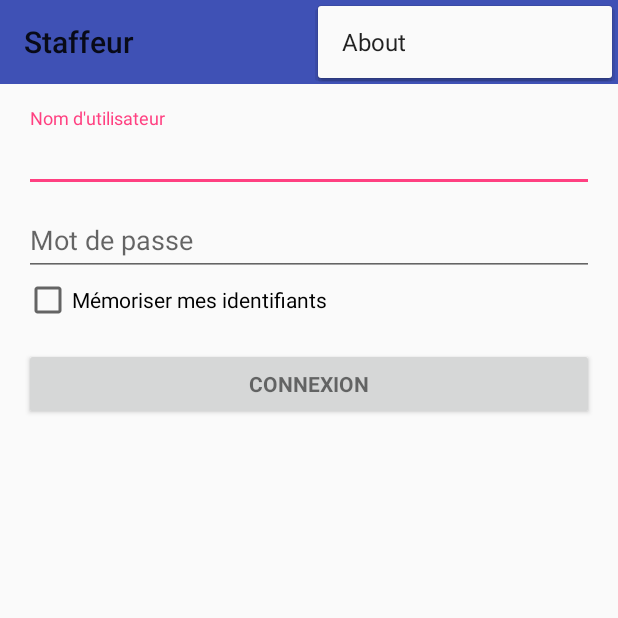
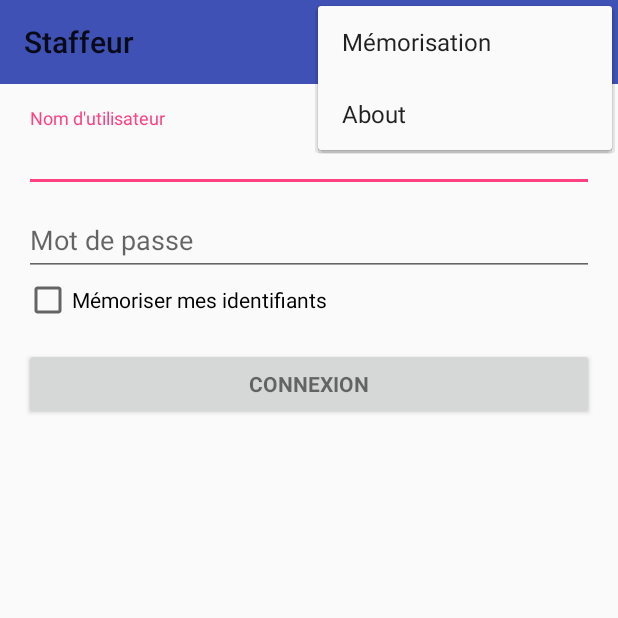
Before and after one commit to pascalheude/Staffeur, an Android app: the screen it shows after launch (StaffeurActivity), with the options menu open, on a phone screen of 412 x 824 dp, the top half of it. Run offline under Robolectric (Android 15) with nearby library versions, the phone set to English and light mode, and no system bars.

```diff
--- a/app/src/main/res/menu/menu.xml
+++ b/app/src/main/res/menu/menu.xml
@@ -8,4 +8,9 @@
         android:title="About"
         app:showAsAction="never"
         android:visible="true" />
+    <item
+        android:id="@+id/menu_effacer"
+        android:title="Mémorisation"
+        app:showAsAction="never"
+        android:visible="true" />
 </menu>
--- a/app/src/main/res/values/strings.xml
+++ b/app/src/main/res/values/strings.xml
@@ -1,6 +1,6 @@
 <resources>
     <string name="app_name">Staffeur</string>
-    <string name="version">0.5.5</string>
+    <string name="version">0.6.0</string>
     <string name="login_version">5</string>
     <string name="update_version">1</string>
     <string name="prompt_email">Nom d\'utilisateur</string>
```
Also changed, not shown: app/src/main/java/com/assistanceinformatiquetoulouse/roulezrose/staffeur/StaffeurActivity.java (+17 -0 lines).
